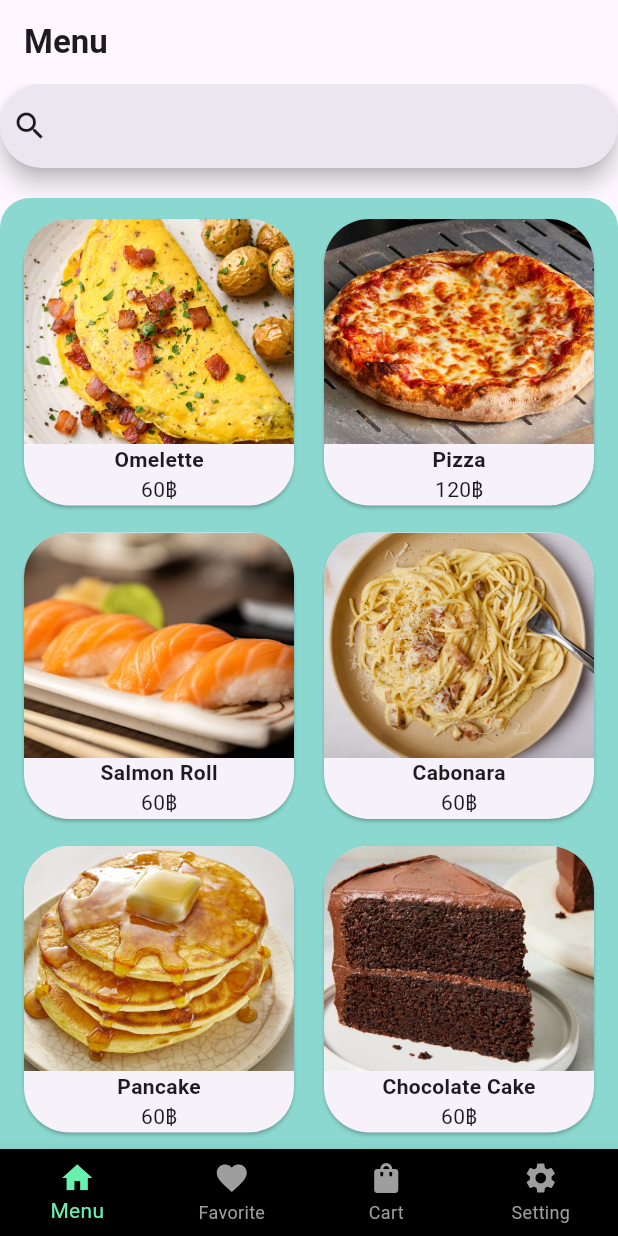
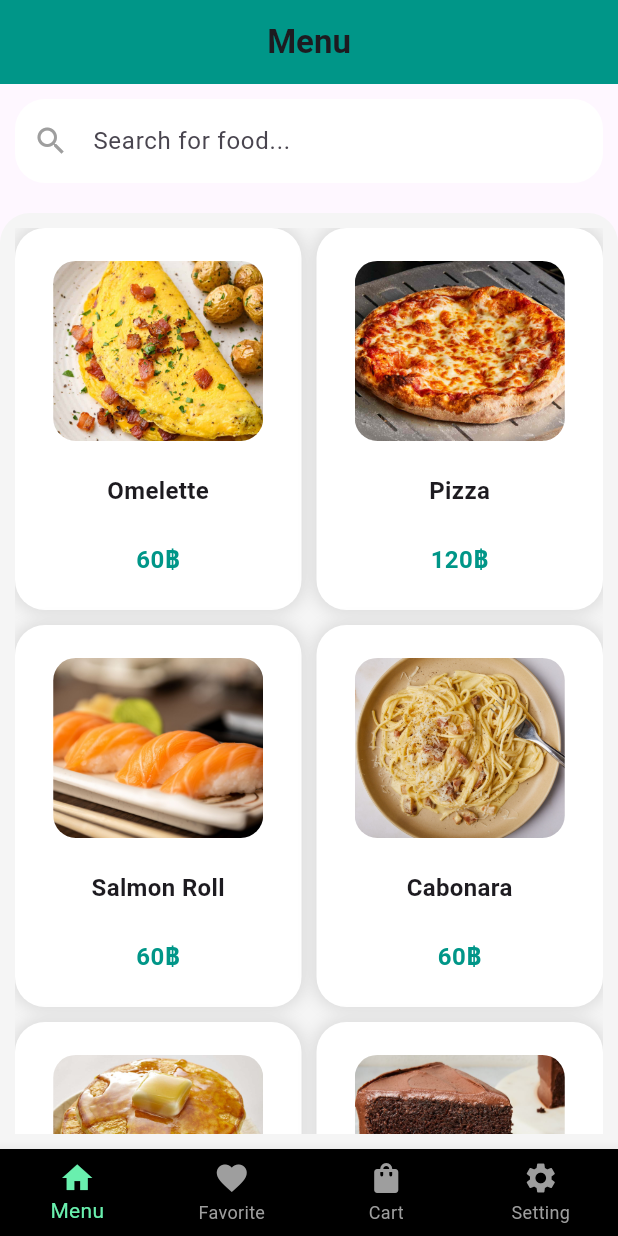
Before and after one commit to pwtpcn/Mobile-Food-App, a Flutter app: the screen it shows after launch, on a phone screen of 412 x 824 dp. Run offline on Flutter 3.47's test engine with Material 3 defaults, Android fonts, the phone set to English and light mode, and no system bars.

Commit message:
edit menu page

```diff
--- a/lib/menu.dart
+++ b/lib/menu.dart
@@ -18,118 +18,122 @@ class _MenuPageState extends State<MenuPage> {
           'Menu',
           style: TextStyle(fontWeight: FontWeight.bold),
         ),
+        centerTitle: true,
+        backgroundColor: Colors.teal,
       ),
       body: Column(children: [
-        const SearchBar(
-          leading: Icon(Icons.search),
+        Padding(
+          padding: const EdgeInsets.all(10.0),
+          child: TextField(
+            decoration: InputDecoration(
+              prefixIcon: const Icon(Icons.search, color: Colors.grey),
+              hintText: "Search for food...",
+              filled: true,
+              fillColor: Colors.white,
+              border: OutlineInputBorder(
+                borderRadius: BorderRadius.circular(20),
+                borderSide: BorderSide.none,
               ),
-        const SizedBox(
-          height: 20,
             ),
+          ),
+        ),
+        const SizedBox(height: 10),
         Expanded(
           child: Container(
-            padding: const EdgeInsets.all(5),
-            decoration: const BoxDecoration(
-              color: Color.fromARGB(255, 139, 216, 208),
-              borderRadius: BorderRadius.only(
+            padding: const EdgeInsets.all(10),
+            decoration: BoxDecoration(
+              color: Colors.grey[100],
+              borderRadius: const BorderRadius.only(
                 topLeft: Radius.circular(20),
-                topRight: Radius.circular(20)
-              )
+                topRight: Radius.circular(20),
               ),
-            child: ListView(
-              shrinkWrap: true,
-              children: <Widget>[
-                Row(
-                  mainAxisAlignment: MainAxisAlignment.spaceEvenly,
-                  children: [
+            ),
+            child: GridView.count(
+              crossAxisCount: 2,
+              childAspectRatio: 0.75,
+              crossAxisSpacing: 10,
+              mainAxisSpacing: 10,
+              children: const [
                 ProductBox(name: "Omelette", price: 60, image: "omelette.jpg"),
-                    ProductBox(name: "Pizza", price: 120, image: "pizza.jpg")
-                  ],
-                ),
-                Row(
-                  mainAxisAlignment: MainAxisAlignment.spaceEvenly,
-                  children: [
+                ProductBox(name: "Pizza", price: 120, image: "pizza.jpg"),
                 ProductBox(name: "Salmon Roll", price: 60, image: "salmon.jpg"),
-                    ProductBox(name: "Cabonara", price: 60, image: "cabonara.jpg")
-                  ],
-                ),
-                Row(
-                  mainAxisAlignment: MainAxisAlignment.spaceEvenly,
-                  children: [
+                ProductBox(name: "Cabonara", price: 60, image: "cabonara.jpg"),
                 ProductBox(name: "Pancake", price: 60, image: "pancake.jpg"),
                 ProductBox(name: "Chocolate Cake", price: 60, image: "chocolateCake.jpg"),
-                  ],
-                ),
-                Row(
-                  mainAxisAlignment: MainAxisAlignment.spaceEvenly,
-                  children: [
                 ProductBox(name: "Spaghetti Bolonese", price: 60, image: "bolonese.jpeg"),
                 ProductBox(name: "Pad Thai", price: 60, image: "padthai.jpg"),
               ],
-                )
-              ],
             ),
-        ))
+          ),
+        ),
       ]),
     );
   }
 }
 
 class ProductBox extends StatelessWidget {
-  ProductBox(
-      {Key? key, required this.name, required this.price, required this.image})
-      : super(key: key);
+  const ProductBox({
+    Key? key,
+    required this.name,
+    required this.price,
+    required this.image,
+  }) : super(key: key);
 
   final String name;
   final int price;
   final String image;
 
-  whichIndex(String name){
-    if(name=='Omelette'){return 0;}
-    else if(name=='Pizza'){return 1;}
-    else if(name=='Salmon Roll'){return 2;}
-    else if(name=='Cabonara'){return 3;}
-    else if(name=='Pancake'){return 4;}
-    else if(name=='Chocolate Cake'){return 5;}
-    else if(name=='Spaghetti Bolonese'){return 6;}
-    else if(name=='Pad Thai'){return 7;}
-  }
-
-  late int index = whichIndex(name);
-
   @override
   Widget build(BuildContext context) {
-    return Container(
-      padding: const EdgeInsets.all(5),
-      child: Card(
-        clipBehavior: Clip.antiAlias,
-        shape: RoundedRectangleBorder(borderRadius: BorderRadius.circular(30)),
-        child: InkWell(
-          onTap: (){
+    return GestureDetector(
+      onTap: () {
         Navigator.push(
           context,
-              MaterialPageRoute(builder: (context)=> Detail(
-                // food: foodMenu[index],
+          MaterialPageRoute(
+            builder: (context) => Detail(
               itemName: name,
               itemImg: image,
               itemPrice: price,
-              ))
+            ),
+          ),
         );
       },
+      child: Container(
+        decoration: BoxDecoration(
+          color: Colors.white,
+          borderRadius: BorderRadius.circular(20),
+          boxShadow: [
+            BoxShadow(
+              color: Colors.black.withOpacity(0.1),
+              blurRadius: 8,
+              spreadRadius: 2,
+            ),
+          ],
+        ),
         child: Column(
+          crossAxisAlignment: CrossAxisAlignment.center,
           mainAxisAlignment: MainAxisAlignment.spaceEvenly,
           children: <Widget>[
-              Image.asset(
+            ClipRRect(
+              borderRadius: BorderRadius.circular(15),
+              child: Image.asset(
                 "assets/images/$image",
-                width: 180,
-                height: 150,
+                width: 140,
+                height: 120,
                 fit: BoxFit.cover,
               ),
-              Text(name, style: const TextStyle(fontWeight: FontWeight.bold)),
-              Text("$price฿"),
+            ),
+            Text(
+              name,
+              textAlign: TextAlign.center,
+              style: const TextStyle(fontSize: 16, fontWeight: FontWeight.bold),
+            ),
+            Text(
+              "$price฿",
+              style: const TextStyle(fontSize: 16, color: Colors.teal, fontWeight: FontWeight.w600),
+            ),
           ],
         ),
-        )
       ),
     );
   }
```
Lines whose indentation alone changed are shown as unchanged.
